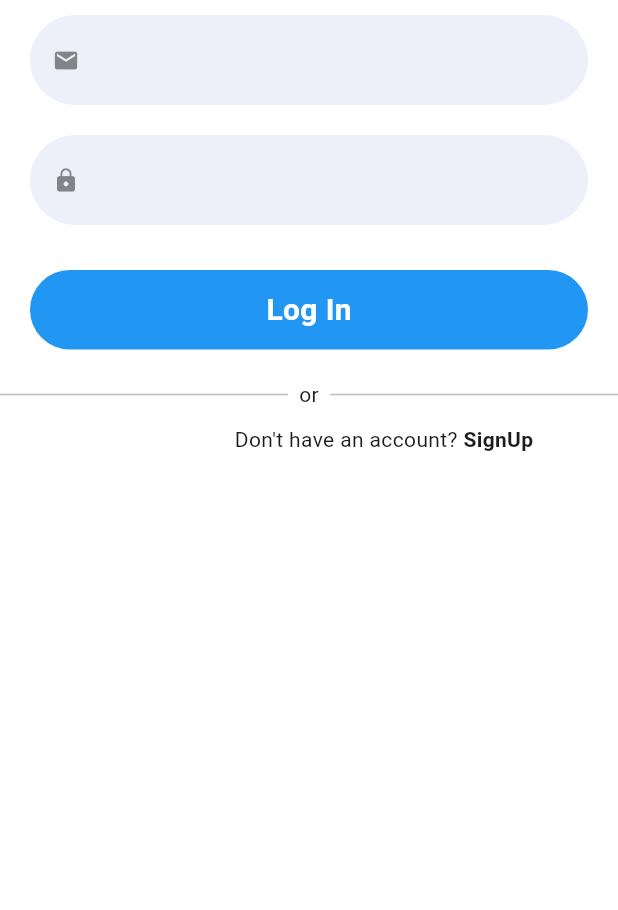
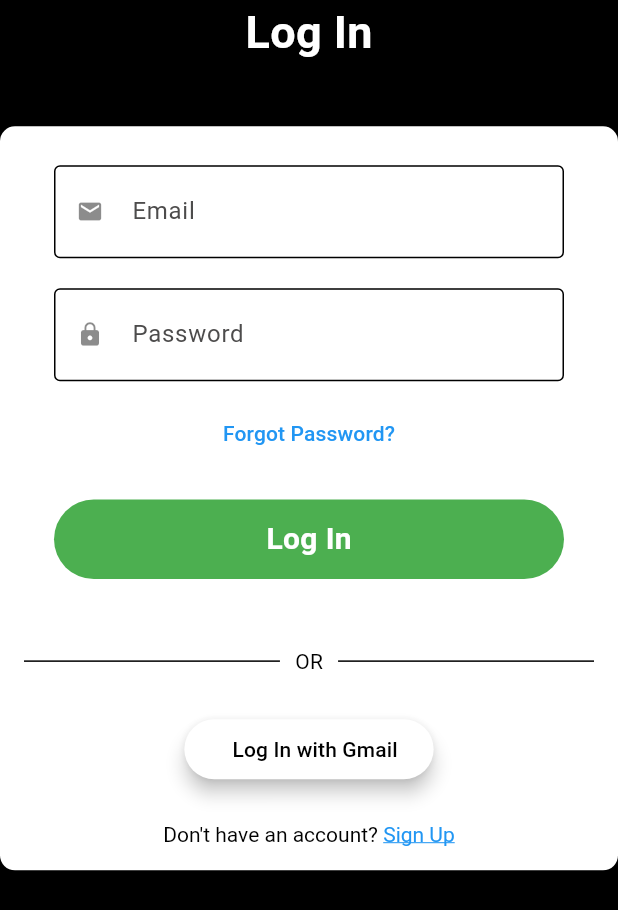
Before and after one commit to TechPyllars2024/AutoCareCarOwners, a Flutter app: the screen it shows after launch, on a phone screen of 412 x 824 dp. Shown: the top 910 px of the screen. Run offline on Flutter 3.47's test engine with Material 3 defaults, Android fonts, the phone set to English and light mode, and no system bars; our stand-ins replace cloud_firestore, firebase_auth, firebase_core; accounts and stored records are empty.

Commit message:
Fixed Log In UI

```diff
--- a/lib/Authentication/Screen/login.dart
+++ b/lib/Authentication/Screen/login.dart
@@ -1,3 +1,5 @@
+import 'package:autocare_carowners/Authentication/Widgets/googleButton.dart';
+import 'package:flutter/gestures.dart';
 import 'package:flutter/material.dart';
 
 import 'package:autocare_carowners/Authentication/Screen/homeScreen.dart';
@@ -17,6 +19,7 @@ class LoginScreen extends StatefulWidget {
 class _SignupScreenState extends State<LoginScreen> {
   final TextEditingController emailController = TextEditingController();
   final TextEditingController passwordController = TextEditingController();
+  final TextEditingController myController = TextEditingController();
   bool isLoading = false;
 
   @override
@@ -24,6 +27,7 @@ class _SignupScreenState extends State<LoginScreen> {
     super.dispose();
     emailController.dispose();
     passwordController.dispose();
+     myController.dispose();
   }
 
 // email and passowrd auth part
@@ -56,65 +60,129 @@ class _SignupScreenState extends State<LoginScreen> {
 
   @override
   Widget build(BuildContext context) {
-    // double height = MediaQuery.of(context).size.height;
+    Size size = MediaQuery.of(context).size;
     return Scaffold(
       // resizeToAvoidBottomInset: false,
-      backgroundColor: Colors.white,
+      backgroundColor: Colors.black,
       body: SafeArea(
           child: SizedBox(
             child: Column(
               crossAxisAlignment: CrossAxisAlignment.center,
+              children: <Widget>[
+              const Text(
+                "Log In",
+                style: TextStyle(
+                  fontWeight: FontWeight.bold,
+                  fontSize: 30,
+                  color: Colors.white
+                ),
+              ),
+              SizedBox(height: size.height * 0.02),
+              // image to be updated
+              // Image.asset(
+              //   'assets/images/logincar.png',
+              //   height: size.height * 0.2,
+              // ),
+              SizedBox(height: size.height * 0.03),
+              Container(
+                padding: const EdgeInsets.all(16),
+                decoration: BoxDecoration(
+                color: Colors.white,
+                borderRadius: BorderRadius.circular(10),
+                ),
+                child: Column(
                   children: [
-                // SizedBox(
-                //   height: height / 2.7,
-                //   child: Image.asset('lib/utils/login.jpg'),
-                // ),
                     TextFieldInput(
                         icon: Icons.email,
                         textEditingController: emailController,
-                    hintText: 'Enter your email',
+                        hintText: 'Email',
                         textInputType: TextInputType.text),
                     TextFieldInput(
                       icon: Icons.lock,
                       textEditingController: passwordController,
-                  hintText: 'Enter your password',
+                      hintText: 'Password',
                       textInputType: TextInputType.text,
                       isPass: true,
                     ),
 
+                    // Forgot password
+                    SizedBox(height: size.height * 0.001),
+                    Padding(
+                      padding: const EdgeInsets.symmetric(horizontal: 20),
+                      child: Align(
+                        alignment: Alignment.center,
+                        child: TextButton(
+                          onPressed: () {
+                            // Forgot password logic
+                          },
+                          child: const Text(
+                            "Forgot Password?",
+                            style: TextStyle(color: Colors.blue),
+                          ),
+                        ),
+                      ),
+                    ),
+
                     MyButtons(onTap: loginUser, text: "Log In"),
 
-                Row(
-                  children: [
+                    SizedBox(height: size.height * 0.03),
+                    const Row(
+                      children: <Widget>[
                         Expanded(
-                      child: Container(height: 1, color: Colors.black26),
+                          child: Divider(
+                            color: Colors.black, // Color of the divider
+                            thickness: 1, // Thickness of the divider
                           ),
-                    const Text("  or  "),
+                        ),
+                        Padding(
+                          padding: EdgeInsets.symmetric(horizontal: 10),
+                          child: Text(
+                            'OR',
+                            style: TextStyle(color: Colors.black),
+                          ),
+                        ),
                         Expanded(
-                      child: Container(height: 1, color: Colors.black26),
-                    )
+                          child: Divider(
+                            color: Colors.black,
+                            thickness: 1,
+                          ),
+                        ),
                       ],
                     ),
+
+                    // Google Button
+                    SizedBox(height: size.height * 0.03),
+                    GoogleButton(
+                      textEditingController: myController,
+                      isPass: false,
+                      hintText: 'Log In with Gmail',
+                    ),
+
                     // Don't have an account? got to signup screen
-                Padding(
-                  padding: const EdgeInsets.only(top: 10, left: 100),
-                  child: Row(
-                    mainAxisAlignment: MainAxisAlignment.center,
-                    children: [
-                      const Text("Don't have an account? "),
-                      GestureDetector(
-                        onTap: () {
-                          Navigator.of(context).push(
-                            MaterialPageRoute(
-                              builder: (context) => const SignupScreen(),
+                    SizedBox(height: size.height * 0.03),
+                    RichText(
+                      text: TextSpan(
+                        text: "Don't have an account? ",
+                        style: const TextStyle(color: Colors.black),
+                        children: <TextSpan>[
+                          TextSpan(
+                            text: 'Sign Up',
+                            style: const TextStyle(
+                              color: Colors.blue,
+                              decoration: TextDecoration.underline,
                             ),
+                            recognizer: TapGestureRecognizer()
+                              ..onTap = () {
+                                // Navigate to SignupScreen
+                                Navigator.push(
+                                  context,
+                                  MaterialPageRoute(builder: (context) => const SignupScreen()),
                                 );
                               },
-                        child: const Text(
-                          "SignUp",
-                          style: TextStyle(fontWeight: FontWeight.bold),
                           ),
-                      )
+                        ],
+                      ),
+                    ),
                   ],
                 ),
               ),
--- a/lib/Authentication/Widgets/button.dart
+++ b/lib/Authentication/Widgets/button.dart
@@ -24,7 +24,7 @@ class MyButtons extends StatelessWidget {
                   Radius.circular(30),
                 ),
               ),
-              color: Colors.blue),
+              color: Colors.green),
           child: Text(
             text,
             style: const TextStyle(
--- /dev/null
+++ b/lib/Authentication/Widgets/googleButton.dart
@@ -0,0 +1,45 @@
+import 'package:flutter/material.dart';
+
+class GoogleButton extends StatefulWidget {
+  final TextEditingController textEditingController;
+  final bool isPass;
+  final String hintText;
+
+  const GoogleButton({
+    Key? key,
+    required this.textEditingController,
+    required this.isPass,
+    required this.hintText,
+  }) : super(key: key);
+
+  @override
+  _GoogleButtonState createState() => _GoogleButtonState();
+}
+
+class _GoogleButtonState extends State<GoogleButton> {
+  @override
+  Widget build(BuildContext context) {
+    return ElevatedButton(
+      onPressed: () {
+        // Google sign-in logic
+      },
+      style: ElevatedButton.styleFrom(
+        backgroundColor: Colors.white,
+        shadowColor: Colors.black,
+        elevation: 5,
+      ),
+      child: Row(
+        mainAxisSize: MainAxisSize.min,
+        children: [
+          // SizedBox(
+          //   width: 24,
+          //   height: 24,
+          //   child: Image.asset('assets/images/icons/google.png'),
+          // ),
+          const SizedBox(width: 8), // Space between image and text
+          Text(widget.hintText, style: const TextStyle(color: Colors.black)),
+        ],
+      ),
+    );
+  }
+}
--- a/lib/Authentication/Widgets/text_field.dart
+++ b/lib/Authentication/Widgets/text_field.dart
@@ -23,17 +23,19 @@ class TextFieldInput extends StatelessWidget {
           style: const TextStyle(fontSize: 20),
           controller: textEditingController,
           decoration: InputDecoration(
+              labelText: hintText,
               prefixIcon: Icon(icon, color: Colors.black45, size: 18),
-              enabledBorder: OutlineInputBorder(
-                borderSide: BorderSide.none,
-                borderRadius: BorderRadius.circular(30),
+              labelStyle: const TextStyle(color: Color.fromARGB(255, 77, 76, 76)),
+              border: const OutlineInputBorder(
+                borderSide: BorderSide(color: Colors.black),
               ),
-              filled: true,
-              fillColor: const Color(0xFFedf0f8),
-              contentPadding: const EdgeInsets.symmetric(
-                vertical: 15,
-                horizontal: 20,
-              )),
+              enabledBorder: const OutlineInputBorder(
+                borderSide: BorderSide(color: Colors.black),
+              ),
+              focusedBorder: const OutlineInputBorder(
+                borderSide: BorderSide(color: Colors.black),
+              ),
+              ),
           keyboardType: textInputType,
           obscureText: isPass),
     );
--- a/pubspec.yaml
+++ b/pubspec.yaml
@@ -63,8 +63,9 @@ flutter:
 
   # To add assets to your application, add an assets section, like this:
   # assets:
-  #   - images/a_dot_burr.jpeg
-  #   - images/a_dot_ham.jpeg
+  #   - lib/Authentication/assets/images
+  #   - lib/Authentication/assets/images/icons
+
 
   # An image asset can refer to one or more resolution-specific "variants", see
   # https://flutter.dev/to/resolution-aware-images
```
Also changed, not shown: lib/Authentication/assets/images/icons/google.png (added), lib/Authentication/assets/images/logincar.png (added), lib/Authentication/assets/images/welcomecar.png (added). Lines whose indentation alone changed are shown as unchanged.
